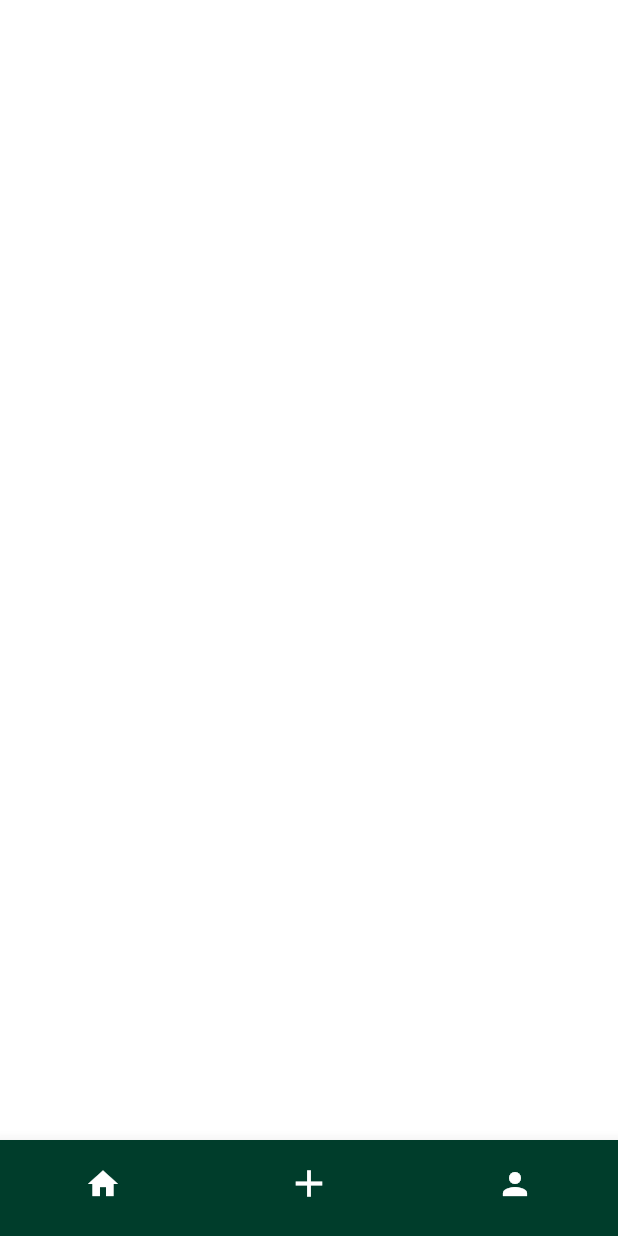
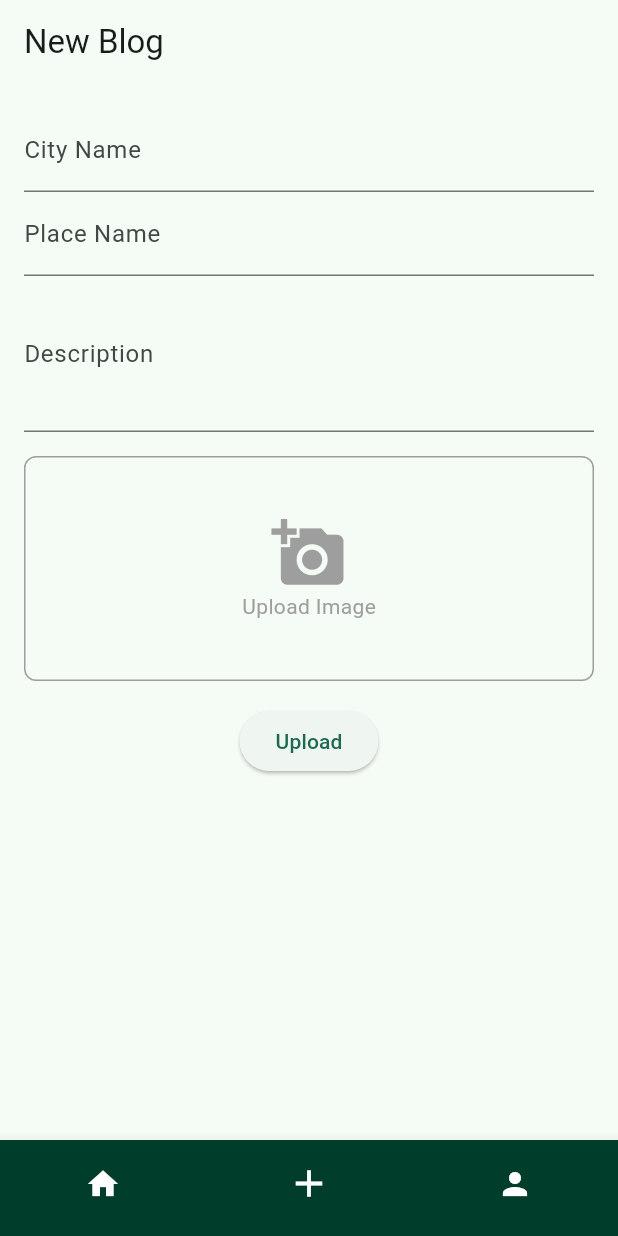
Before and after one commit to shravya462/Vista-Tales-FlutterApp, a Flutter app: the screen it shows after launch, item 2 of the bottom bar chosen, on a phone screen of 412 x 824 dp. Run offline on Flutter 3.47's test engine with Material 3 defaults, Android fonts, the phone set to English and light mode, and no system bars; our stand-ins replace connectivity_plus, fluttertoast, google_fonts, hive, hive_flutter, image_picker; accounts and stored records are empty.

Commit message:
not done

```diff
--- a/lib/Blog_Upload_Screen/blog_upload_screen.dart
+++ b/lib/Blog_Upload_Screen/blog_upload_screen.dart
@@ -1,18 +1,121 @@
+import 'dart:io';
+
 import 'package:flutter/material.dart';
-import 'package:project/res/appcolors.dart';
+import 'package:image_picker/image_picker.dart';
+import 'package:fluttertoast/fluttertoast.dart';
 
-class BlogUploadScreen extends StatefulWidget {
-  const BlogUploadScreen({super.key});
+class NewBlogScreen extends StatefulWidget {
+  @override
+  _NewBlogScreenState createState() => _NewBlogScreenState();
+}
+
+class _NewBlogScreenState extends State<NewBlogScreen> {
+  final _formKey = GlobalKey<FormState>();
+  final TextEditingController _cityController = TextEditingController();
+  final TextEditingController _placeController = TextEditingController();
+  final TextEditingController _descriptionController = TextEditingController();
+  XFile? _image;
+
+  Future<void> _pickImage() async {
+    final ImagePicker picker = ImagePicker();
+    final XFile? image = await picker.pickImage(source: ImageSource.gallery);
+    setState(() {
+      _image = image;
+    });
+  }
+
+  void _uploadBlog() {
+    if (_formKey.currentState!.validate()) {
+      setState(() {
+        _cityController.clear();
+        _placeController.clear();
+        _descriptionController.clear();
+        _image = null;
+      });
+      Fluttertoast.showToast(msg: 'Blog is successfully uploaded');
+    }
+  }
 
   @override
-  State<BlogUploadScreen> createState() => _BlogUploadScreenState();
-}
-
-class _BlogUploadScreenState extends State<BlogUploadScreen> {
-  @override
   Widget build(BuildContext context) {
-    return Container(
-      color: Appcolors.white,
+    return Scaffold(
+      appBar: AppBar(
+        title: Text('New Blog'),
+      ),
+      body: Padding(
+        padding: const EdgeInsets.all(16.0),
+        child: Form(
+          key: _formKey,
+          child: Column(
+            children: [
+              TextFormField(
+                controller: _cityController,
+                decoration: InputDecoration(labelText: 'City Name'),
+                validator: (value) {
+                  if (value == null || value.isEmpty) {
+                    return 'Please enter the city name';
+                  }
+                  return null;
+                },
+              ),
+              TextFormField(
+                controller: _placeController,
+                decoration: InputDecoration(labelText: 'Place Name'),
+                validator: (value) {
+                  if (value == null || value.isEmpty) {
+                    return 'Please enter the place name';
+                  }
+                  return null;
+                },
+              ),
+              TextFormField(
+                controller: _descriptionController,
+                decoration: InputDecoration(labelText: 'Description'),
+                maxLines: 3,
+                validator: (value) {
+                  if (value == null || value.isEmpty) {
+                    return 'Please enter the description';
+                  }
+                  return null;
+                },
+              ),
+              SizedBox(height: 16.0),
+              GestureDetector(
+                onTap: _pickImage,
+                child: Container(
+                  height: 150,
+                  width: double.infinity,
+                  decoration: BoxDecoration(
+                    border: Border.all(color: Colors.grey),
+                    borderRadius: BorderRadius.circular(8.0),
+                  ),
+                  child: _image == null
+                      ? Center(
+                          child: Column(
+                            mainAxisAlignment: MainAxisAlignment.center,
+                            children: [
+                              Icon(Icons.add_a_photo,
+                                  size: 50.0, color: Colors.grey),
+                              Text('Upload Image',
+                                  style: TextStyle(color: Colors.grey)),
+                            ],
+                          ),
+                        )
+                      : Image.file(
+                          File(_image!.path),
+                          fit: BoxFit.cover,
+                        ),
+                ),
+              ),
+              SizedBox(height: 16.0),
+              ElevatedButton(
+                onPressed: _uploadBlog,
+                child: Text('Upload'),
+              ),
+            ],
+          ),
+        ),
+      ),
     );
   }
 }
--- a/lib/Bottom_Navigation/bottom_navigation_bar.dart
+++ b/lib/Bottom_Navigation/bottom_navigation_bar.dart
@@ -15,7 +15,7 @@ class _BottomNavigationScreenState extends State<BottomNavigationScreen> {
   ValueNotifier<int> indexChangeNotifier = ValueNotifier(0);
   final _page = [
     const HomeScreen(),
-    const BlogUploadScreen(),
+    NewBlogScreen(),
     const ProfileScreen(),
   ];
   @override
--- a/pubspec.yaml
+++ b/pubspec.yaml
@@ -40,6 +40,8 @@ dependencies:
   riverpod: ^2.5.1
   hive_flutter: ^1.1.0
   hive: ^2.2.3
+  image_picker: ^1.1.2
+  fluttertoast: ^8.2.6
 
 dev_dependencies:
   flutter_test:
```
Also changed, not shown: 1 other file.
